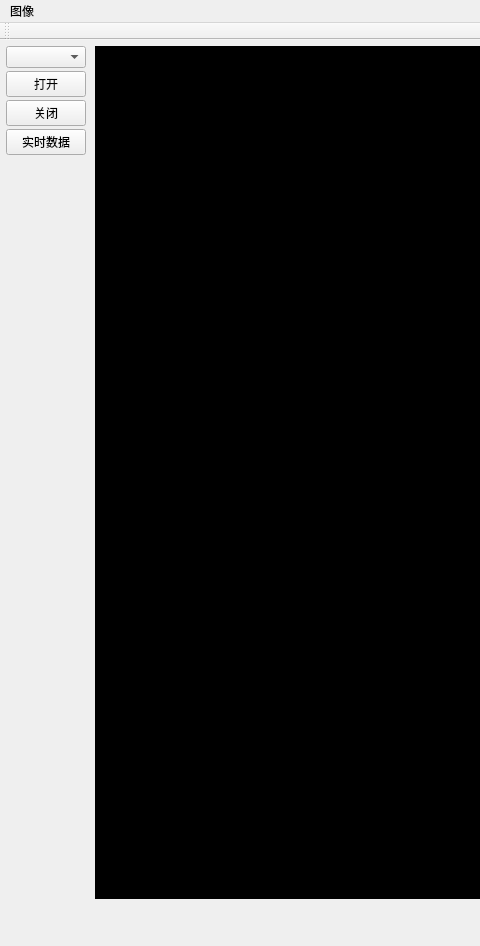
This is ImageProcess/imageprocess.ui in RgnVaildSm/LearningImageProcess as Qt 5 draws it before an edit; both pictures show x 0 to 480 and y 0 to 946 of the 1285 by 946 pixel window. The edited form follows.
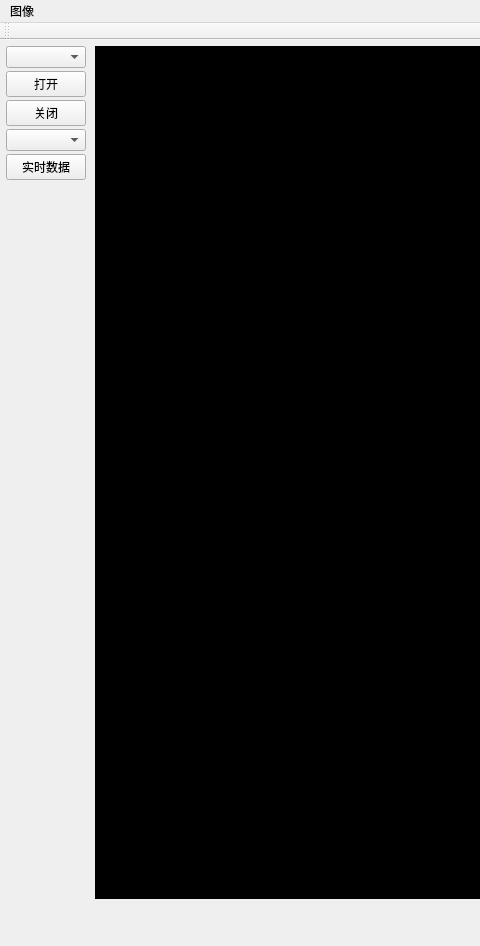
This is the edited form.

The edit to the form file:
```diff
--- a/ImageProcess/imageprocess.ui
+++ b/ImageProcess/imageprocess.ui
@@ -43,7 +43,7 @@
      <number>0</number>
     </property>
     <item>
-     <layout class="QVBoxLayout" name="verticalLayout" stretch="0,0,0,0,1">
+     <layout class="QVBoxLayout" name="verticalLayout" stretch="0,0,0,0,0,1">
       <property name="spacing">
        <number>3</number>
       </property>
@@ -127,6 +127,9 @@
         </property>
        </widget>
       </item>
+      <item>
+       <widget class="QComboBox" name="comboBoxAlgorithm"/>
+      </item>
       <item>
        <widget class="QPushButton" name="pushButtonAnalyzer">
         <property name="text">
```
